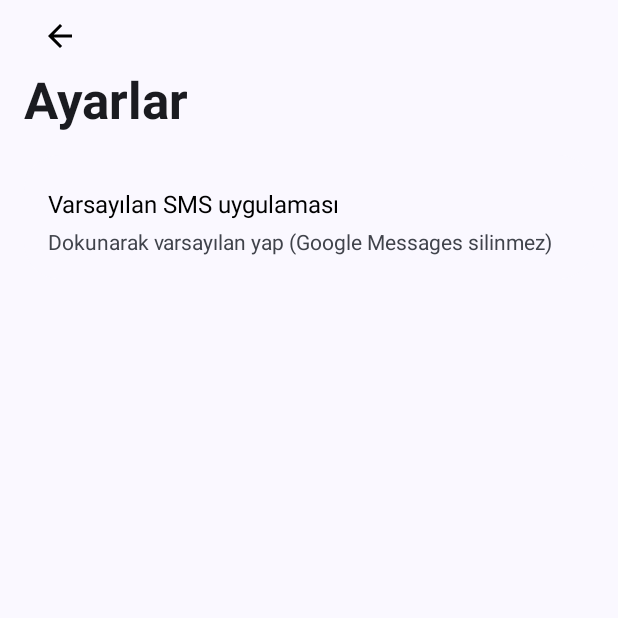
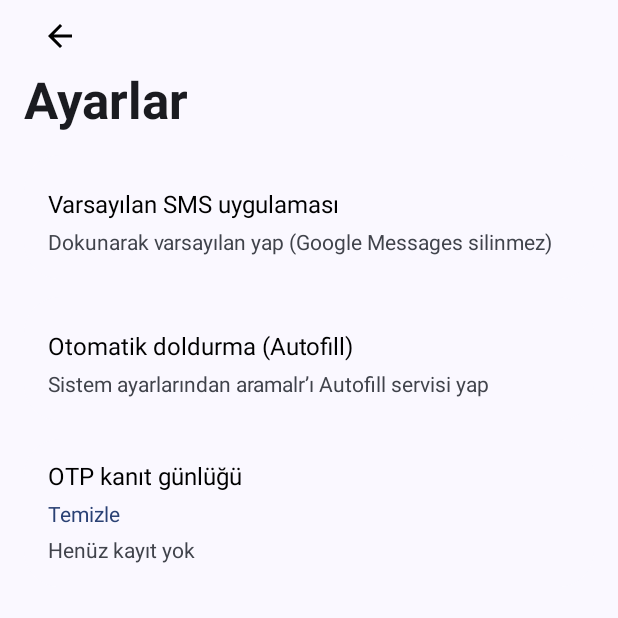
Before and after one commit to farukkaygisiz24/nubiaSMS, an Android app built with Jetpack Compose: the AppSettingsScreen screen opened through its navigation route, on a phone screen of 412 x 824 dp, the top half of it. Run offline under Robolectric (Android 15) with nearby library versions, the phone set to English and light mode, and no system bars.

Commit message:
feat: incoming SMS, AutofillService, and evidence UI
Co-authored-by: Cursor <cursoragent@cursor.com>

```diff
--- a/app/build.gradle.kts
+++ b/app/build.gradle.kts
@@ -53,6 +53,7 @@ dependencies {
     androidTestImplementation(composeBom)
 
     implementation("androidx.core:core-ktx:1.15.0")
+    implementation("androidx.core:core:1.15.0")
     implementation("androidx.activity:activity-compose:1.9.3")
     implementation("androidx.lifecycle:lifecycle-runtime-ktx:2.8.7")
     implementation("androidx.lifecycle:lifecycle-runtime-compose:2.8.7")
--- a/app/src/main/java/com/aramalr/messages/MainActivity.kt
+++ b/app/src/main/java/com/aramalr/messages/MainActivity.kt
@@ -26,6 +26,7 @@ class MainActivity : ComponentActivity() {
                 Manifest.permission.RECEIVE_SMS,
                 Manifest.permission.SEND_SMS,
                 Manifest.permission.READ_CONTACTS,
+                Manifest.permission.POST_NOTIFICATIONS,
             ),
         )
         setContent {
--- a/app/src/main/java/com/aramalr/messages/ui/settings/AppSettingsScreen.kt
+++ b/app/src/main/java/com/aramalr/messages/ui/settings/AppSettingsScreen.kt
@@ -1,14 +1,20 @@
 package com.aramalr.messages.ui.settings
 
 import android.app.Activity
+import android.content.Intent
+import android.provider.Settings
+import android.view.autofill.AutofillManager
 import androidx.compose.foundation.background
 import androidx.compose.foundation.clickable
 import androidx.compose.foundation.layout.Column
 import androidx.compose.foundation.layout.Spacer
 import androidx.compose.foundation.layout.fillMaxSize
+import androidx.compose.foundation.layout.fillMaxWidth
 import androidx.compose.foundation.layout.height
 import androidx.compose.foundation.layout.padding
 import androidx.compose.foundation.layout.statusBarsPadding
+import androidx.compose.foundation.rememberScrollState
+import androidx.compose.foundation.verticalScroll
 import androidx.compose.material.icons.Icons
 import androidx.compose.material.icons.automirrored.filled.ArrowBack
 import androidx.compose.material3.Icon
@@ -27,8 +33,11 @@ import androidx.compose.ui.unit.dp
 import androidx.lifecycle.Lifecycle
 import androidx.lifecycle.LifecycleEventObserver
 import androidx.lifecycle.compose.LocalLifecycleOwner
+import com.aramalr.messages.evidence.OtpEvidenceEvent
+import com.aramalr.messages.evidence.OtpEvidenceLog
 import com.aramalr.messages.sms.SmsRoleHelper
 import com.aramalr.messages.ui.components.MyOsCard
+import java.io.File
 
 @Composable
 fun AppSettingsScreen(
@@ -36,7 +45,9 @@ fun AppSettingsScreen(
 ) {
     val context = LocalContext.current
     val activity = context as Activity
+    val evidenceLog = remember { OtpEvidenceLog(File(context.filesDir, "evidence")) }
     var isDefault by remember { mutableStateOf(SmsRoleHelper.isDefaultSms(context)) }
+    var events by remember { mutableStateOf(evidenceLog.readAll().asReversed()) }
     val lifecycleOwner = LocalLifecycleOwner.current
 
     DisposableEffect(lifecycleOwner) {
@@ -44,6 +55,7 @@ fun AppSettingsScreen(
             LifecycleEventObserver { _, event ->
                 if (event == Lifecycle.Event.ON_RESUME) {
                     isDefault = SmsRoleHelper.isDefaultSms(context)
+                    events = evidenceLog.readAll().asReversed()
                 }
             }
         lifecycleOwner.lifecycle.addObserver(observer)
@@ -56,7 +68,8 @@ fun AppSettingsScreen(
                 .fillMaxSize()
                 .background(MaterialTheme.colorScheme.background)
                 .statusBarsPadding()
-                .padding(horizontal = 16.dp),
+                .padding(horizontal = 16.dp)
+                .verticalScroll(rememberScrollState()),
     ) {
         IconButton(onClick = onBack) {
             Icon(Icons.AutoMirrored.Filled.ArrowBack, contentDescription = "Geri")
@@ -74,6 +87,7 @@ fun AppSettingsScreen(
                     style = MaterialTheme.typography.bodyLarge,
                     modifier =
                         Modifier
+                            .fillMaxWidth()
                             .clickable { SmsRoleHelper.requestDefaultSms(activity) }
                             .padding(vertical = 8.dp),
                 )
@@ -89,5 +103,85 @@ fun AppSettingsScreen(
                 )
             }
         }
+        Spacer(Modifier.height(12.dp))
+        MyOsCard {
+            Column(Modifier.padding(vertical = 12.dp)) {
+                Text(
+                    text = "Otomatik doldurma (Autofill)",
+                    style = MaterialTheme.typography.bodyLarge,
+                    modifier =
+                        Modifier
+                            .fillMaxWidth()
+                            .clickable {
+                                val am = context.getSystemService(AutofillManager::class.java)
+                                if (am != null && !am.hasEnabledAutofillServices()) {
+                                    context.startActivity(Intent(Settings.ACTION_REQUEST_SET_AUTOFILL_SERVICE))
+                                } else {
+                                    context.startActivity(Intent(Settings.ACTION_REQUEST_SET_AUTOFILL_SERVICE))
+                                }
+                            }
+                            .padding(vertical = 8.dp),
+                )
+                Text(
+                    text = "Sistem ayarlarından aramalr’ı Autofill servisi yap",
+                    style = MaterialTheme.typography.bodyMedium,
+                    color = MaterialTheme.colorScheme.onSurfaceVariant,
+                )
+            }
+        }
+        Spacer(Modifier.height(12.dp))
+        MyOsCard {
+            Column(Modifier.padding(vertical = 12.dp)) {
+                Text(
+                    text = "OTP kanıt günlüğü",
+                    style = MaterialTheme.typography.bodyLarge,
+                )
+                Text(
+                    text = "Temizle",
+                    style = MaterialTheme.typography.bodyMedium,
+                    color = MaterialTheme.colorScheme.primary,
+                    modifier =
+                        Modifier
+                            .clickable {
+                                evidenceLog.clear()
+                                events = emptyList()
+                            }
+                            .padding(vertical = 8.dp),
+                )
+                if (events.isEmpty()) {
+                    Text(
+                        text = "Henüz kayıt yok",
+                        style = MaterialTheme.typography.bodyMedium,
+                        color = MaterialTheme.colorScheme.onSurfaceVariant,
+                    )
+                } else {
+                    events.take(40).forEach { event ->
+                        EvidenceRow(event)
+                        Spacer(Modifier.height(8.dp))
+                    }
+                }
+            }
+        }
+        Spacer(Modifier.height(24.dp))
     }
 }
+
+@Composable
+private fun EvidenceRow(event: OtpEvidenceEvent) {
+    Column {
+        Text(
+            text = "${event.sender} · ${event.assistPath}",
+            style = MaterialTheme.typography.labelLarge,
+        )
+        Text(
+            text =
+                if (event.detectedCode != null) {
+                    "kod: ${event.detectedCode}"
+                } else {
+                    "kod yok"
+                },
+            style = MaterialTheme.typography.bodyMedium,
+            color = MaterialTheme.colorScheme.onSurfaceVariant,
+        )
+    }
+}
--- /dev/null
+++ b/app/src/main/res/xml/autofill_service.xml
@@ -0,0 +1,3 @@
+<?xml version="1.0" encoding="utf-8"?>
+<autofill-service xmlns:android="http://schemas.android.com/apk/res/android"
+    android:settingsActivity="com.aramalr.messages.MainActivity" />
```
Also changed, not shown: app/src/main/AndroidManifest.xml (+13 -0 lines), app/src/main/java/com/aramalr/messages/autofill/AramalrOtpAutofillService.kt (added, +119 -0 lines), app/src/main/java/com/aramalr/messages/notify/SmsNotifier.kt (added, +55 -0 lines), app/src/main/java/com/aramalr/messages/otp/LatestOtpStore.kt (added, +42 -0 lines), app/src/main/java/com/aramalr/messages/sms/IncomingSmsReceiver.kt (+37 -9 lines).
